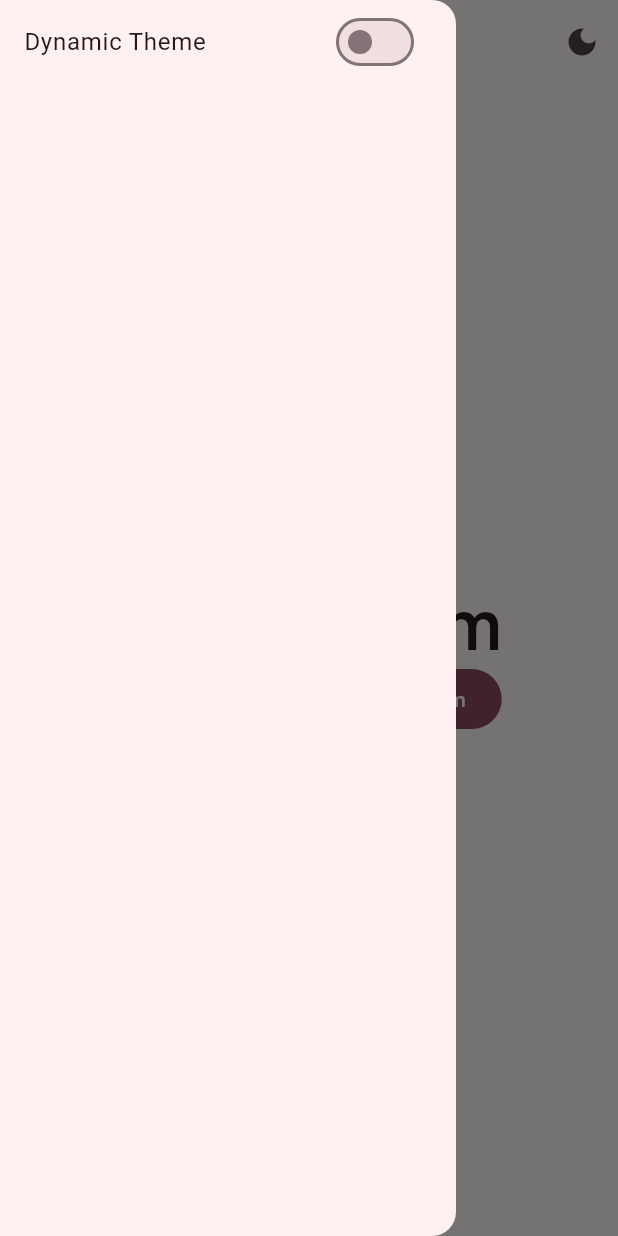
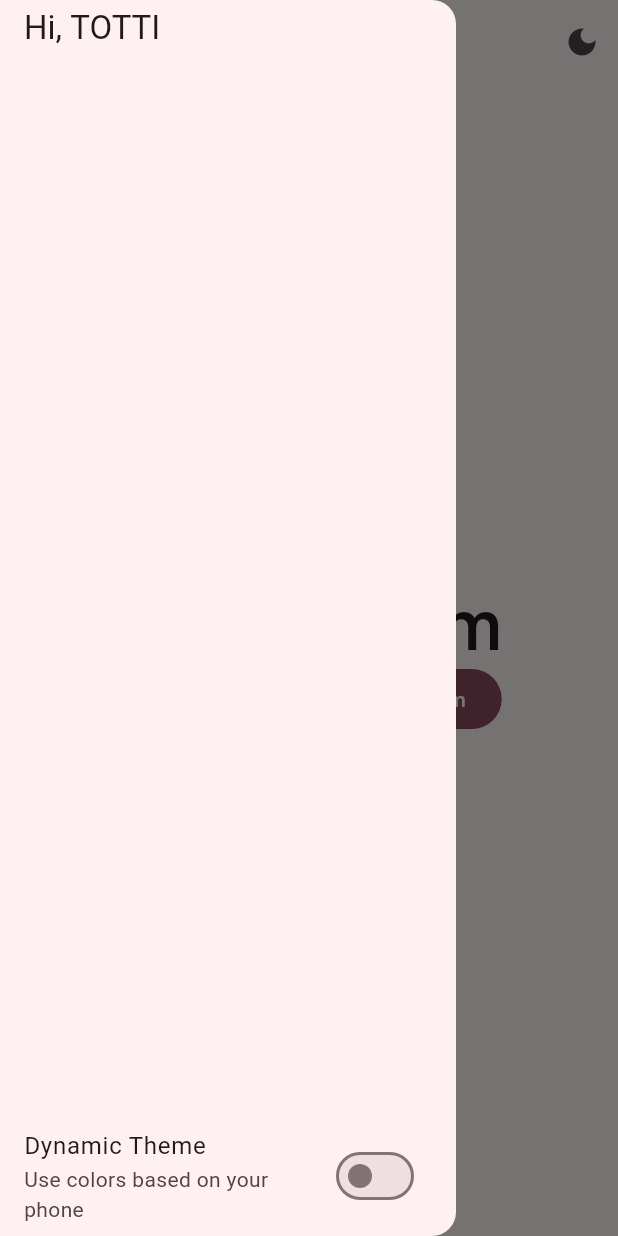
Before and after one commit to SushiRoom/app, a Flutter app: the screen it shows after launch, with the side drawer open, on a phone screen of 412 x 824 dp. Run offline on Flutter 3.47's test engine with Material 2 defaults, Android fonts, the phone set to English and light mode, and no system bars; drawn by our look-alikes of dynamic_color; our stand-ins replace animated_theme_switcher, device_info_plus, firebase_auth, firebase_core, firebase_database, get and 5 more; missing offline and left inert: app_settings, mobile_scanner; accounts and stored records are empty; generated files the repository leaves out were written again; network calls fail; statements that could not run were skipped.

Commit message:
added possibility to change name

```diff
--- a/lib/services/internal_api.dart
+++ b/lib/services/internal_api.dart
@@ -17,9 +17,11 @@ class InternalAPI {
 
   bool get isDarkMode => prefs.getBool('isDarkMode') ?? false;
   bool get isDynamicTheme => prefs.getBool('isDynamicTheme') ?? false;
+  String get currentUserName => prefs.getString('currentUserName') ?? 'TOTTI';
 
   set isDarkMode(bool value) => prefs.setBool('isDarkMode', value);
   set isDynamicTheme(bool value) => prefs.setBool('isDynamicTheme', value);
+  set currentUserName(String value) => prefs.setString('currentUserName', value);
 
   Future<bool> isDynamicThemeSupported() async {
     if (Platform.isAndroid) {
--- a/lib/ui/pages/home.dart
+++ b/lib/ui/pages/home.dart
@@ -14,15 +14,43 @@ class HomePage extends StatefulWidget {
 class _HomePageState extends State<HomePage> {
   InternalAPI internalAPI = Get.find<InternalAPI>();
 
+  @override
+  void initState() {
+    super.initState();
+  }
+
   Widget drawer() {
     return Drawer(
-      child: ListView(
+      child: SafeArea(
+        child: Column(
           children: [
+            Padding(
+              padding: const EdgeInsets.symmetric(vertical: 5, horizontal: 16),
+              child: Row(
+                children: [
+                  Text("Hi, ", style: Theme.of(context).textTheme.titleLarge),
+                  Expanded(
+                    child: TextField(
+                      decoration: const InputDecoration.collapsed(
+                        hintText: "Name",
+                      ),
+                      style: Theme.of(context).textTheme.titleLarge,
+                      controller: TextEditingController(text: internalAPI.currentUserName),
+                      onChanged: (value) {
+                        internalAPI.currentUserName = value;
+                      },
+                    ),
+                  ),
+                ],
+              ),
+            ),
+            const Spacer(),
             FutureBuilder(
               future: internalAPI.isDynamicThemeSupported(),
               builder: (context, snapshot) {
                 if (snapshot.hasData && snapshot.data!) {
                   return ListTile(
+                    subtitle: const Text("Use colors based on your phone"),
                     title: const Text("Dynamic Theme"),
                     trailing: ThemeSwitcher(
                       builder: (ctx) => Switch(
@@ -40,12 +68,13 @@ class _HomePageState extends State<HomePage> {
             ),
           ],
         ),
+      ),
     );
   }
 
   PreferredSizeWidget appBar() {
     return AppBar(
-      title: const Text('Sushi Room'),
+      title: const Text('Home'),
       actions: [
         ThemeSwitcher(
           builder: (ctx) => IconButton(
```
Lines whose indentation alone changed are shown as unchanged.
